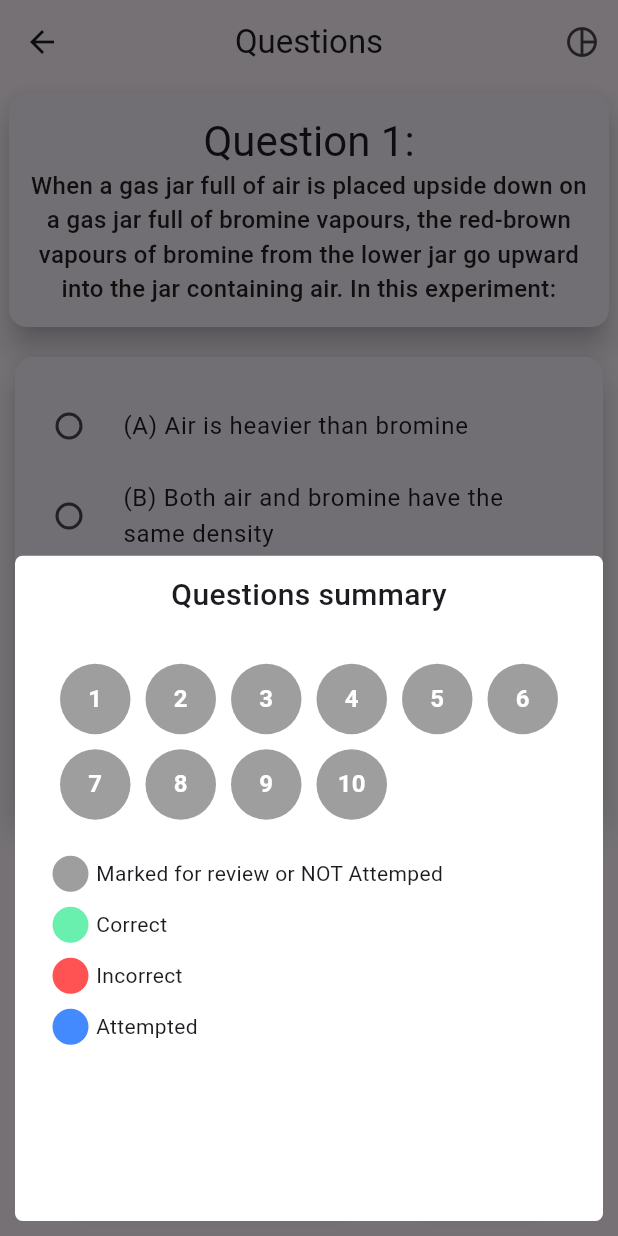
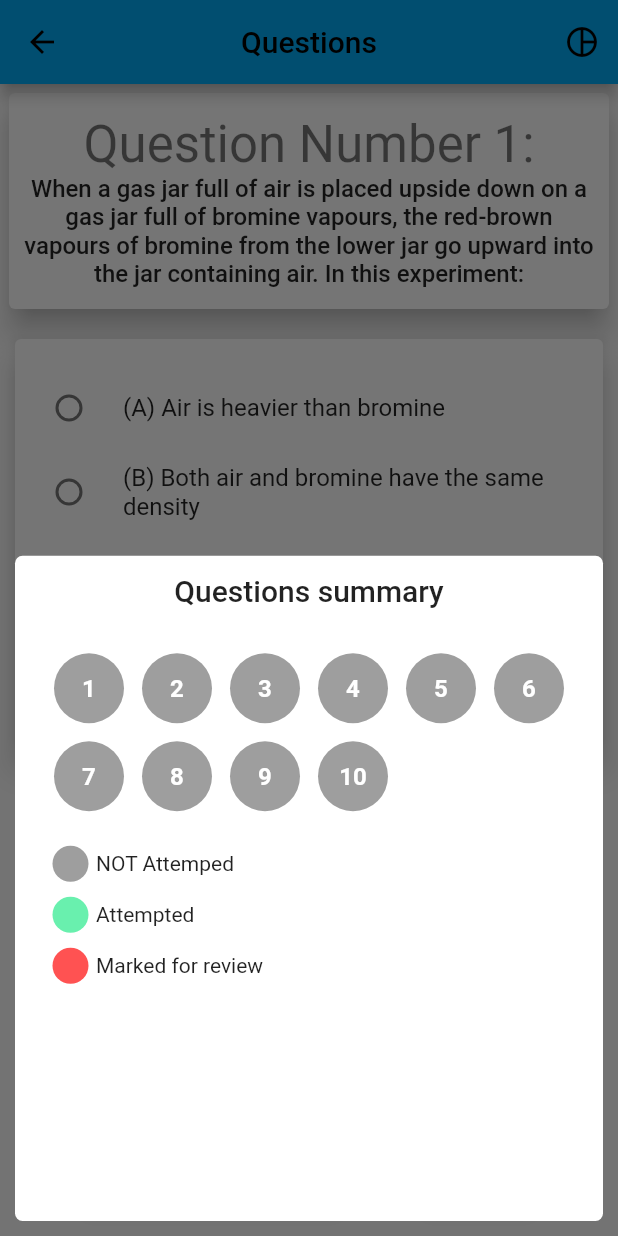
Before and after one commit to Ujjawalmaurya/quest, a Flutter app: the TestScreen screen opened by its route, after a tap on the "pie chart outline" icon, on a phone screen of 412 x 824 dp. Run offline on Flutter 3.47's test engine with Material 2 defaults, Android fonts, the phone set to English and light mode, and no system bars; our stand-ins replace fl_chart, flutter_staggered_animations, get; missing offline and left inert: dart:ffi, flutter_windowmanager.

```diff
--- a/lib/binding/getPages.dart
+++ b/lib/binding/getPages.dart
@@ -14,7 +14,7 @@ class GetPages {
     GetPage(
       // transition: primaryTransition,
       name: '/login',
-      page: () => const LoginPage(),
+      page: () => LoginPage(),
       binding: LoginBinding(),
     ),
     GetPage(
--- a/lib/customWidgets/colorMEans.dart
+++ b/lib/customWidgets/colorMEans.dart
@@ -15,28 +15,28 @@ class ColorMeanings extends StatelessWidget {
           Row(children: [
             Padding(
               padding: EdgeInsets.all(5.0),
-              child: CircleAvatar(radius: 12, backgroundColor: QuizColors.markedColor),
+              child: CircleAvatar(radius: 12, backgroundColor: QuizColors.grey),
             ),
             Text("Marked for review or NOT Attemped")
           ]),
           Row(children: [
             Padding(
               padding: EdgeInsets.all(5.0),
-              child: CircleAvatar(radius: 12, backgroundColor: QuizColors.correctColor),
+              child: CircleAvatar(radius: 12, backgroundColor: QuizColors.green),
             ),
             Text("Correct")
           ]),
           Row(children: [
             Padding(
               padding: EdgeInsets.all(5.0),
-              child: CircleAvatar(radius: 12, backgroundColor: QuizColors.incorrectColor),
+              child: CircleAvatar(radius: 12, backgroundColor: QuizColors.red),
             ),
             Text("Incorrect")
           ]),
           Row(children: [
             Padding(
               padding: EdgeInsets.all(5.0),
-              child: CircleAvatar(radius: 12, backgroundColor: QuizColors.attemptColor),
+              child: CircleAvatar(radius: 12, backgroundColor: QuizColors.blue),
             ),
             Text("Attempted")
           ]),
--- a/lib/screens/Home/home.dart
+++ b/lib/screens/Home/home.dart
@@ -10,9 +10,7 @@ class HomePage extends GetWidget<HomeController> {
   @override
   Widget build(BuildContext context) {
     return Scaffold(
-        appBar: AppBar(
-          title: const Text("Ongoing Quizes"),
-        ),
+        appBar: AppBar(title: const Text("Ongoing Quizes")),
         body: Obx(
           () => controller.isLoading.value
               ? Center(
--- a/lib/screens/resultScreen/pieChart/pieChart.dart
+++ b/lib/screens/resultScreen/pieChart/pieChart.dart
@@ -2,7 +2,6 @@ import 'package:fl_chart/fl_chart.dart';
 import 'package:flutter/material.dart';
 import 'package:get/get.dart';
 import '../resultController.dart';
-import 'data.dart';
 
 class PieChartWidget extends StatelessWidget {
   // final List sectors;
@@ -13,7 +12,7 @@ class PieChartWidget extends StatelessWidget {
   @override
   Widget build(BuildContext context) {
     return AspectRatio(
-      aspectRatio: 1,
+      aspectRatio: 1.4, // fits perfectly in emulator Pxl-4
       child: PieChart(
         PieChartData(
           // pieTouchData: PieTouchData(
--- a/lib/screens/rules_for_test/rulesController.dart
+++ b/lib/screens/rules_for_test/rulesController.dart
@@ -32,7 +32,7 @@ class RulesController extends GetxController {
   }
 
   late Timer? _timer;
-  RxInt duration = 5.obs;
+  RxInt duration = 2.obs;
 
   void startTimer() {
     const oneSec = Duration(seconds: 1);
--- a/lib/screens/test_provider/testController.dart
+++ b/lib/screens/test_provider/testController.dart
@@ -5,10 +5,12 @@ import 'package:flutter_windowmanager/flutter_windowmanager.dart';
 import 'package:get/get.dart';
 import 'package:quest/customWidgets/colorMEans.dart';
 import 'package:quest/screens/test_provider/testScreen.dart';
+import 'package:quest/src/constants/colors.dart';
 
 class TestController extends GetxController {
   @override
   void onInit() {
+    WidgetsBinding.instance.addObserver(TestScreen() as WidgetsBindingObserver);
     super.onInit();
   }
 
@@ -20,6 +22,7 @@ class TestController extends GetxController {
 
   @override
   void onClose() async {
+    WidgetsBinding.instance.removeObserver(TestScreen() as WidgetsBindingObserver);
     await FlutterWindowManager.clearFlags(FlutterWindowManager.FLAG_SECURE);
     super.onClose();
   }
@@ -248,24 +251,24 @@ class TestController extends GetxController {
                   ),
                 ),
                 Padding(
-                  padding: const EdgeInsets.symmetric(vertical: 14, horizontal: 25),
+                  padding: const EdgeInsets.symmetric(vertical: 12, horizontal: 20),
                   child: GridView.builder(
                     shrinkWrap: true,
                     itemCount: testMetaData.length,
                     gridDelegate: const SliverGridDelegateWithFixedCrossAxisCount(crossAxisCount: 6),
                     itemBuilder: (BuildContext context, int i) {
                       return Padding(
-                        padding: const EdgeInsets.all(5),
+                        padding: const EdgeInsets.symmetric(vertical: 6, horizontal: 3),
                         child: GetBuilder<TestController>(
                           init: TestController(),
                           initState: (_) {},
                           builder: (_) {
                             return CircleAvatar(
-                              radius: 3,
+                              radius: 3.5,
                               backgroundColor: _.testMetaData[i]["isMarked"]
                                   ? Colors.redAccent
                                   : _.testMetaData[i]["submittedAns"] != ''
-                                      ? Colors.green
+                                      ? QuizColors.green
                                       : Colors.grey,
                               child: Text(
                                 "${i + 1}",
@@ -280,7 +283,34 @@ class TestController extends GetxController {
                 ),
               ],
             ),
-            const ColorMeanings(),
+            const Padding(
+              padding: EdgeInsets.symmetric(horizontal: 20.0),
+              child: Column(
+                children: [
+                  Row(children: [
+                    Padding(
+                      padding: EdgeInsets.all(5.0),
+                      child: CircleAvatar(radius: 12, backgroundColor: QuizColors.grey),
+                    ),
+                    Text("NOT Attemped")
+                  ]),
+                  Row(children: [
+                    Padding(
+                      padding: EdgeInsets.all(5.0),
+                      child: CircleAvatar(radius: 12, backgroundColor: QuizColors.green),
+                    ),
+                    Text("Attempted")
+                  ]),
+                  Row(children: [
+                    Padding(
+                      padding: EdgeInsets.all(5.0),
+                      child: CircleAvatar(radius: 12, backgroundColor: QuizColors.red),
+                    ),
+                    Text("Marked for review")
+                  ]),
+                ],
+              ),
+            ),
           ],
         ),
       ),
--- a/lib/screens/test_provider/testScreen.dart
+++ b/lib/screens/test_provider/testScreen.dart
@@ -4,20 +4,47 @@ import 'package:flutter/material.dart';
 import 'package:get/get.dart';
 import 'package:quest/screens/test_provider/testController.dart';
 import 'package:quest/customWidgets/choicesTile.dart';
+import 'package:quest/src/constants/colors.dart';
 
 enum MCQ { a, b, c, d, notselected }
 // enum SingingCharacter { lafayette, jefferson }
 
-class TestScreen extends GetWidget<TestController> {
+class TestScreen extends GetWidget<TestController> with WidgetsBindingObserver {
   TestScreen({super.key});
 
   // TestController testCtr = Get.find<TestController>();
 
+  // @override
+  // void didChangeAppLifecycleState(AppLifecycleState state) {
+  //   controller.instantSubmit();
+  //   controller.everResumed.value = true;
+  //   print('state = $state');
+  // }
+
   @override
   void didChangeAppLifecycleState(AppLifecycleState state) {
-    controller.instantSubmit();
-    controller.everResumed.value = true;
-    print('state = $state');
+    super.didChangeAppLifecycleState(state);
+
+    // These are the callbacks
+    switch (state) {
+      case AppLifecycleState.resumed:
+        log("resumed");
+        // controller.instantSubmit();
+        // controller.everResumed.value = true;
+        break;
+      case AppLifecycleState.inactive:
+        // widget is inactive
+        log("inactive");
+        break;
+      case AppLifecycleState.paused:
+        // widget is paused
+        log("paused");
+        break;
+      case AppLifecycleState.detached:
+        // widget is detached
+        log("detached");
+        break;
+    }
   }
 
   @override
@@ -71,7 +98,7 @@ class TestScreen extends GetWidget<TestController> {
                         child: Column(
                           children: [
                             Text(
-                              "Question ${_.testMetaData[_.currentIndex]["questNo"]}:",
+                              "Question Number ${_.testMetaData[_.currentIndex]["questNo"]}:",
                               style: Theme.of(context).textTheme.headlineMedium,
                             ),
                             Text(
@@ -156,7 +183,7 @@ class TestScreen extends GetWidget<TestController> {
                   ),
                   ElevatedButton(
                     style: const ButtonStyle(
-                      backgroundColor: MaterialStatePropertyAll(Colors.greenAccent),
+                      backgroundColor: MaterialStatePropertyAll(QuizColors.green),
                     ),
                     onPressed: () => _.next(),
                     child: const Text(
--- a/lib/src/constants/colors.dart
+++ b/lib/src/constants/colors.dart
@@ -1,10 +1,10 @@
 import 'package:flutter/material.dart';
 
 class QuizColors {
-  static const Color correctColor = Colors.greenAccent;
-  static const Color incorrectColor = Colors.redAccent;
-  static const Color markedColor = Colors.grey;
-  static const Color attemptColor = Colors.blueAccent;
-  // final Color correctColor = Colors.white;
-  // final Color correctColor = Colors.white;
+  static const Color green = Colors.greenAccent;
+  static const Color red = Colors.redAccent;
+  static const Color grey = Colors.grey;
+  static const Color blue = Colors.blueAccent;
+  // final Color green = Colors.white;
+  // final Color green = Colors.white;
 }
--- a/lib/src/utils/theme.dart
+++ b/lib/src/utils/theme.dart
@@ -20,7 +20,7 @@ class QuestAppTheme {
     brightness: _brightness,
     primaryColor: _primaryColor,
     primarySwatch: _primarySwatch,
-    useMaterial3: true,
+    // useMaterial3: true,
     // cardTheme: CardTheme(
     //   elevation: 5,
     //   shape: RoundedRectangleBorder(
```
Also changed, not shown: lib/screens/Login/login.dart (+15 -4 lines), lib/screens/resultScreen/resultScreen.dart (+6 -6 lines).
